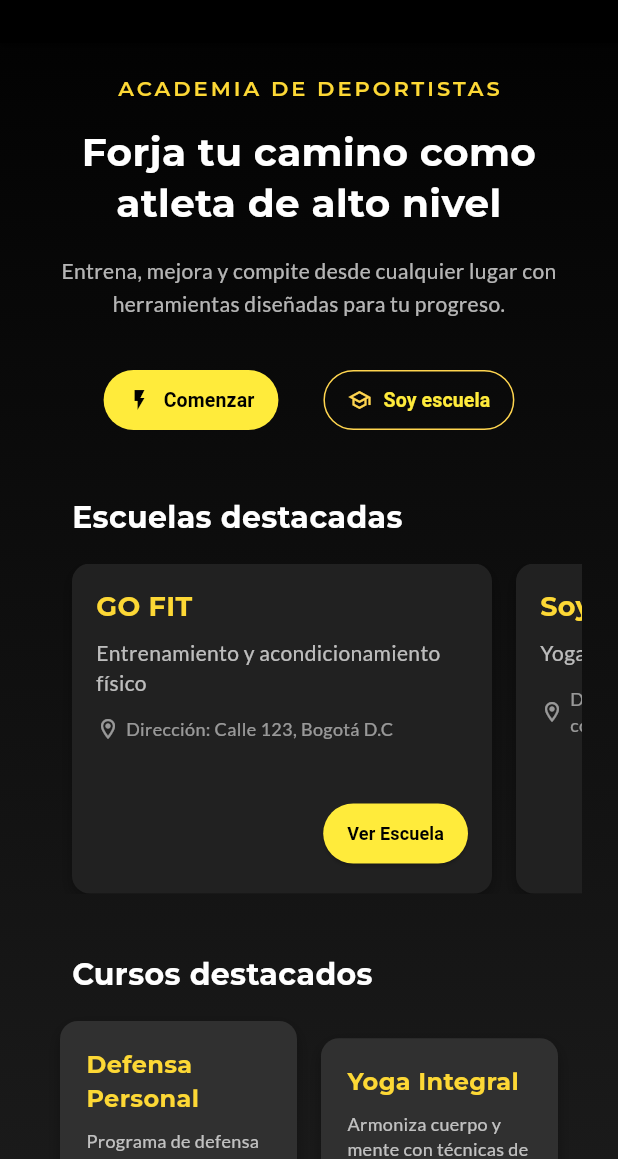
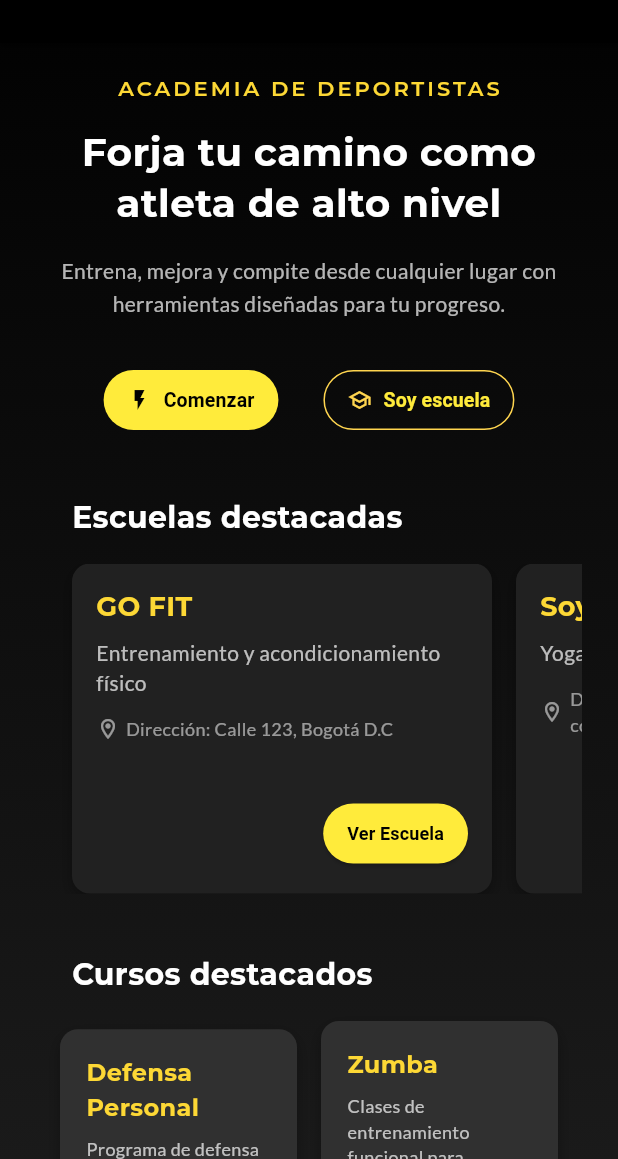
Before and after one commit to HrtsDaniel/Classment_mobile, a Flutter app: the screen it shows after launch, on a phone screen of 412 x 824 dp, the part 77-1236 px from its top. Run offline on Flutter 3.47's test engine with Material 3 defaults, Android fonts, the phone set to English and light mode, and no system bars; our stand-ins replace google_fonts, logger, shared_preferences; accounts and stored records are empty.

Commit message:
fixed: se agrego el nombre de las escuelas en los cursos

```diff
--- a/lib/main.dart
+++ b/lib/main.dart
@@ -1,5 +1,6 @@
 import 'package:classment_mobile/screens/auth/login.dart';
 import 'package:classment_mobile/screens/auth/register.dart';
+import 'package:classment_mobile/screens/cursos.dart';
 import 'package:classment_mobile/screens/escuelas.dart';
 import 'package:flutter/material.dart';
 import 'package:provider/provider.dart';
@@ -30,6 +31,7 @@
         '/register': (context) => const RegistroUsuario(),
         '/login': (context) => const LoginUsuario(),
         '/escuelas': (context) => const Escuelas(),
+        '/cursos': (context) => const CursosScreen(),
       },
     );
   }
--- a/lib/models/school_model.dart
+++ b/lib/models/school_model.dart
@@ -1,7 +1,9 @@
+import 'package:flutter/widgets.dart';
+
 class Escuela {
   final String schoolId;
   final String teacherId;
-  final String schoolName;
+  final String? schoolName;
   final String schoolDescription;
   final String schoolPhone;
   final String schoolAddress;
@@ -23,7 +25,7 @@
     return Escuela(
       schoolId: json['school_id'],
       teacherId: json['teacher_id'],
-      schoolName: json['school_name'],
+      schoolName: json['school_name'] ?? '',
       schoolDescription: json['school_description'],
       schoolPhone: json['school_phone'].toString(),
       schoolAddress: json['school_address'],
@@ -32,3 +34,15 @@
     );
   }
 }
+
+class EscuelaCurso {
+  final String schoolName;
+
+  EscuelaCurso({required this.schoolName});
+
+  factory EscuelaCurso.fromJson(Map<String, dynamic> json) {
+    return EscuelaCurso(
+      schoolName: json['school_name'] ?? 'Escuela no disponible',
+    );
+  }
+}
--- a/lib/screens/escuelas.dart
+++ b/lib/screens/escuelas.dart
@@ -199,7 +199,7 @@
               crossAxisAlignment: CrossAxisAlignment.start,
               children: [
                 Text(
-                  escuela.schoolName,
+                  escuela.schoolName ?? '',
                   style: GoogleFonts.montserrat(
                     color: Colors.yellow.shade600,
                     fontSize: 18,
--- a/lib/widgets/Card_courses.dart
+++ b/lib/widgets/Card_courses.dart
@@ -18,13 +18,13 @@
     {
       'title': 'Defensa Personal',
       'description': 'Programa de defensa personal para mejorar tu resistencia',
-      'price': '\$500000',
+      'price': '\$500.000',
       'isPopular': false,
     },
     {
-      'title': 'Yoga Integral',
-      'description': 'Armoniza cuerpo y mente con técnicas de respiración y posturas',
-      'price': '\$90.000',
+      'title': 'Zumba',
+      'description': 'Clases de entrenamiento funcional para mejorar tu rendimiento físico',
+      'price': '\$600.000',
       'isPopular': false,
     },
     {
@@ -34,9 +34,9 @@
       'isPopular': false,
     },
     {
-      'title': 'Pilates Reformer',
-      'description': 'Fortalece tu core y mejora la postura con máquinas especializadas',
-      'price': '\$110.000',
+      'title': 'Taekwondo',
+      'description': 'Curso de taekwondo para principiantes',
+      'price': '\$500.000',
       'isPopular': false,
     },
   ];
@@ -270,7 +270,7 @@
                           ..scale(_isHovered ? 1.05 : 1.0),
                         child: ElevatedButton(
                           onPressed: () {
-                            Navigator.pushNamed(context, '/curso-detalle');
+                            Navigator.pushNamed(context, '/cursos');
                           },
                           style: ElevatedButton.styleFrom(
                             backgroundColor: _isHovered
```
Also changed, not shown: lib/screens/cursos.dart (+87 -16 lines), lib/services/api_service.dart (+12 -6 lines).
